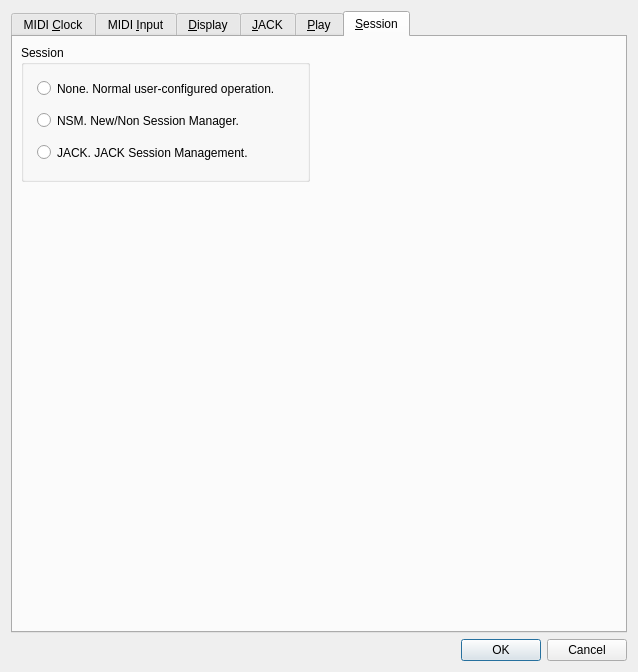
This is seq_qt5/forms/qseditoptions.ui in ahlstromcj/seq66 as Qt 5 draws it before an edit. The edited form follows.
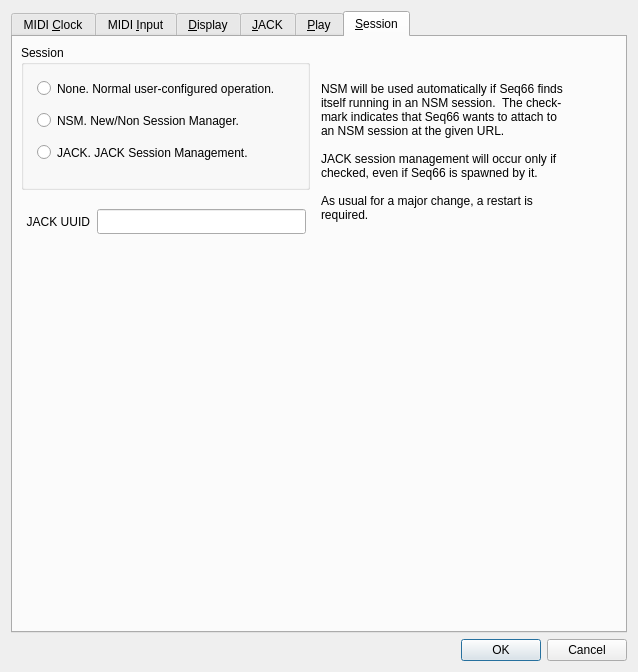
This is the edited form.

Commit message: Pretty much done with JACK session management.

Diff of the .ui file:
```diff
--- a/seq_qt5/forms/qseditoptions.ui
+++ b/seq_qt5/forms/qseditoptions.ui
@@ -1252,7 +1252,7 @@
          <x>8</x>
          <y>8</y>
          <width>289</width>
-         <height>137</height>
+         <height>145</height>
         </rect>
        </property>
        <property name="title">
@@ -1298,6 +1298,54 @@
         </property>
        </widget>
       </widget>
+      <widget class="QLabel" name="label_session">
+       <property name="geometry">
+        <rect>
+         <x>308</x>
+         <y>20</y>
+         <width>285</width>
+         <height>189</height>
+        </rect>
+       </property>
+       <property name="text">
+        <string>NSM will be used automatically if Seq66 finds
+itself running in an NSM session.  The check-
+mark indicates that Seq66 wants to attach to 
+an NSM session at the given URL.
+
+JACK session management will occur only if
+checked, even if Seq66 is spawned by it.
+
+As usual for a major change, a restart is
+required.</string>
+       </property>
+      </widget>
+      <widget class="QLabel" name="label_nsm_url">
+       <property name="geometry">
+        <rect>
+         <x>4</x>
+         <y>176</y>
+         <width>73</width>
+         <height>17</height>
+        </rect>
+       </property>
+       <property name="text">
+        <string>JACK UUID</string>
+       </property>
+       <property name="alignment">
+        <set>Qt::AlignRight|Qt::AlignTrailing|Qt::AlignVCenter</set>
+       </property>
+      </widget>
+      <widget class="QLineEdit" name="lineEditNsmUrl">
+       <property name="geometry">
+        <rect>
+         <x>84</x>
+         <y>172</y>
+         <width>209</width>
+         <height>25</height>
+        </rect>
+       </property>
+      </widget>
      </widget>
     </widget>
    </item>
```
Left out of the diff: 37 changed lines with no effect on the pictures. The commit also changes 13 other files.
